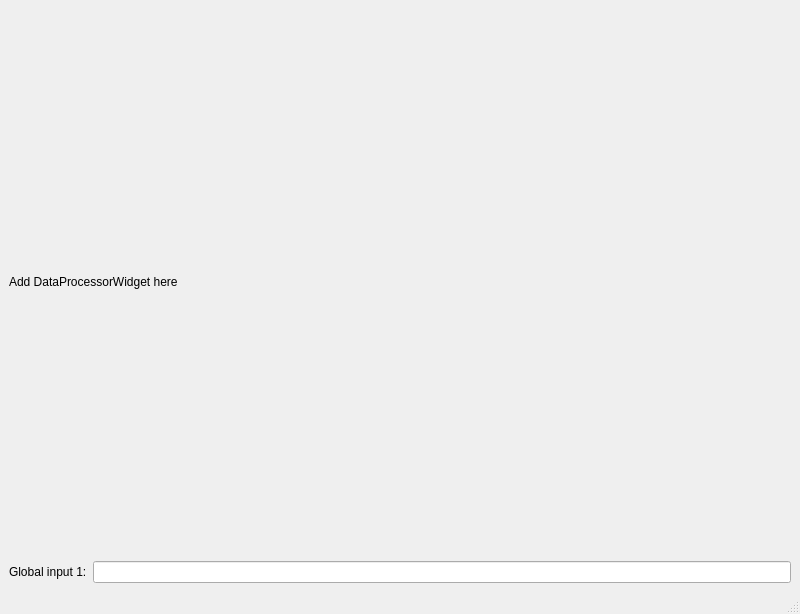
The window that scripts/Interface/ui/developer_workshop/developer_workshop_window.ui (samueljackson92/mantid) describes before a commit, drawn with Qt 5.
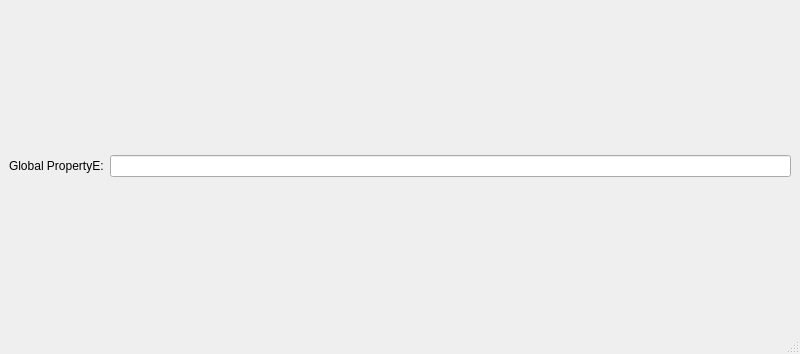
The same window after the commit.

Diff of the .ui file:
```diff
--- a/scripts/Interface/ui/developer_workshop/developer_workshop_window.ui
+++ b/scripts/Interface/ui/developer_workshop/developer_workshop_window.ui
@@ -7,7 +7,7 @@
     <x>0</x>
     <y>0</y>
     <width>800</width>
-    <height>614</height>
+    <height>354</height>
    </rect>
   </property>
   <property name="windowTitle">
@@ -16,15 +16,7 @@
   <widget class="QWidget" name="centralwidget">
    <layout class="QVBoxLayout" name="verticalLayout_2">
     <item>
-     <layout class="QVBoxLayout" name="verticalLayout">
-      <item>
-       <widget class="QLabel" name="label">
-        <property name="text">
-         <string>Add DataProcessorWidget here</string>
-        </property>
-       </widget>
-      </item>
-     </layout>
+     <layout class="QVBoxLayout" name="verticalLayout"/>
     </item>
     <item>
      <layout class="QGridLayout" name="gridLayout">
@@ -34,7 +26,7 @@
       <item row="0" column="0">
        <widget class="QLabel" name="global_input_label">
         <property name="text">
-         <string>Global input 1:</string>
+         <string>Global PropertyE:</string>
         </property>
        </widget>
       </item>
```
Left out of the diff: 2 changed lines with no effect on the pictures.
